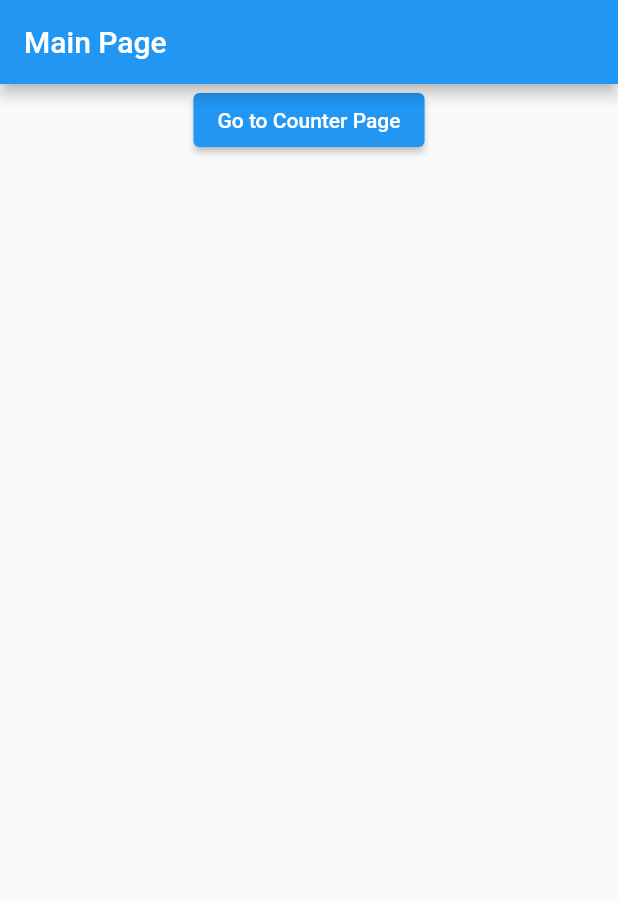
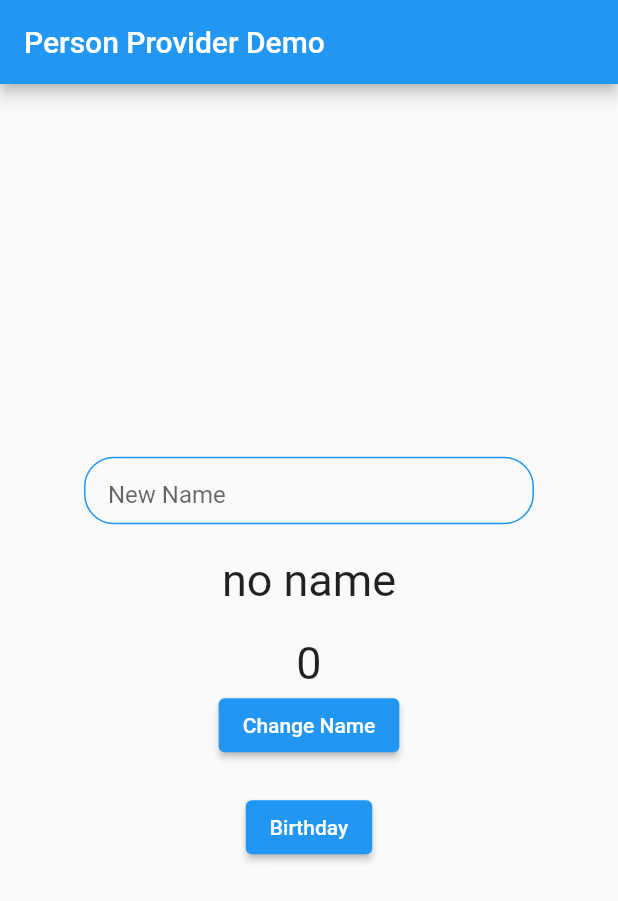
Before and after one commit to yayahzakiyah/flutter_riverpod, a Flutter app: the screen it shows after launch, on a phone screen of 412 x 824 dp. Shown: the top 901 px of the screen. Run offline on Flutter 3.47's test engine with Material 2 defaults, Android fonts, the phone set to English and light mode, and no system bars; our stand-ins replace flutter_riverpod, freezed_annotation.

Commit message:
state change notifier

```diff
--- a/lib/counter_provider.dart
+++ /dev/null
@@ -1,3 +0,0 @@
-import 'package:flutter_riverpod/flutter_riverpod.dart';
-
-final counterProvider = StateProvider.autoDispose((ref) => 0);
--- a/lib/main.dart
+++ b/lib/main.dart
@@ -3,15 +3,15 @@ import 'package:flutter_riverpod/flutter_riverpod.dart';
 import 'package:flutter_riverpod_fundamental/main_page.dart';
 
 void main() {
-  runApp(const ProviderScope(child: MyApp()));
+  runApp(ProviderScope(child: MyApp()));
 }
 
 class MyApp extends StatelessWidget {
-  const MyApp({super.key});
+  const MyApp({Key? key}) : super(key: key);
 
   @override
   Widget build(BuildContext context) {
-    return const MaterialApp(
+    return MaterialApp(
       debugShowCheckedModeBanner: false,
       home: MainPage(),
     );
--- a/lib/main_page.dart
+++ b/lib/main_page.dart
@@ -1,26 +1,74 @@
+import 'dart:developer';
+
 import 'package:flutter/material.dart';
 import 'package:flutter_riverpod/flutter_riverpod.dart';
-import 'package:flutter_riverpod_fundamental/counter_page.dart';
+import 'package:flutter_riverpod_fundamental/person_provider.dart';
 
 class MainPage extends ConsumerWidget {
-  const MainPage({Key? key}) : super(key: key);
+  MainPage({Key? key}) : super(key: key);
+
+  final TextEditingController controller = TextEditingController();
 
   @override
   Widget build(BuildContext context, WidgetRef ref) {
+    var person = ref.watch(personProvider);
+    var age = ref.watch(personProvider.select((person) => person.age));
+
+    ref.listen(personProvider, (previous, next) => log('State Person Berubah'));
+    ref.listen(
+      personProvider.select((value) => value.age),
+      (previous, next) => log('Age berubah'),
+    );
+
     return Scaffold(
       appBar: AppBar(
-        title: const Text('Main Page'),
+        title: const Text('Person Provider Demo'),
       ),
       body: Center(
-        child: Column(children: [
+        child: Column(mainAxisAlignment: MainAxisAlignment.center, children: [
+          Container(
+            height: 45,
+            width: 300,
+            padding: const EdgeInsets.symmetric(horizontal: 15),
+            decoration: BoxDecoration(
+              borderRadius: BorderRadius.circular(20),
+              border: Border.all(color: Colors.blue),
+            ),
+            child: TextField(
+              controller: controller,
+              decoration: const InputDecoration(
+                border: InputBorder.none,
+                hintText: "New Name",
+              ),
+            ),
+          ),
+          const SizedBox(
+            height: 20,
+          ),
+          Text(
+            person.name,
+            style: const TextStyle(fontSize: 30),
+          ),
+          const SizedBox(
+            height: 20,
+          ),
+          Text(
+            age.toString(),
+            style: const TextStyle(fontSize: 30),
+          ),
           ElevatedButton(
               onPressed: () {
-                Navigator.push(
-                    context,
-                    MaterialPageRoute(
-                        builder: (context) => const CounterPage()));
+                ref.read(personProvider.notifier).changeNAme(controller.text);
               },
-              child: const Text('Go to Counter Page'))
+              child: const Text('Change Name')),
+          const SizedBox(
+            height: 20,
+          ),
+          ElevatedButton(
+              onPressed: () {
+                ref.read(personProvider.notifier).birthday();
+              },
+              child: const Text('Birthday')),
         ]),
       ),
     );
--- /dev/null
+++ b/lib/person.dart
@@ -0,0 +1,11 @@
+import 'package:freezed_annotation/freezed_annotation.dart';
+
+part 'person.freezed.dart';
+part 'person.g.dart';
+
+@freezed
+class Person with _$Person {
+  const factory Person({required String name, required int age}) = _Person;
+
+  factory Person.fromJson(Map<String, dynamic> json) => _$PersonFromJson(json);
+}
--- /dev/null
+++ b/lib/person_provider.dart
@@ -0,0 +1,12 @@
+import 'package:flutter_riverpod/flutter_riverpod.dart';
+import 'package:flutter_riverpod_fundamental/person.dart';
+
+class PersonNotifier extends StateNotifier<Person> {
+  PersonNotifier() : super(const Person(name: 'no name', age: 0));
+
+  void changeNAme(String name) => state = state.copyWith(name: name);
+
+  void birthday() => state = state.copyWith(age: state.age + 1);
+}
+
+final personProvider = StateNotifierProvider<PersonNotifier, Person>((ref) => PersonNotifier());
--- a/pubspec.yaml
+++ b/pubspec.yaml
@@ -36,10 +36,14 @@ dependencies:
   # Use with the CupertinoIcons class for iOS style icons.
   cupertino_icons: ^1.0.2
   flutter_riverpod: ^2.3.6
+  freezed_annotation: ^2.2.0
 
 dev_dependencies:
+  build_runner: ^2.3.3
   flutter_test:
     sdk: flutter
+  freezed: ^2.3.3
+  json_serializable: ^6.6.2
 
   # The "flutter_lints" package below contains a set of recommended lints to
   # encourage good coding practices. The lint set provided by the package is
```
Also changed, not shown: lib/counter_page.dart (deleted, +0 -46 lines), lib/person.freezed.dart (added), lib/person.g.dart (added), pubspec.lock.
